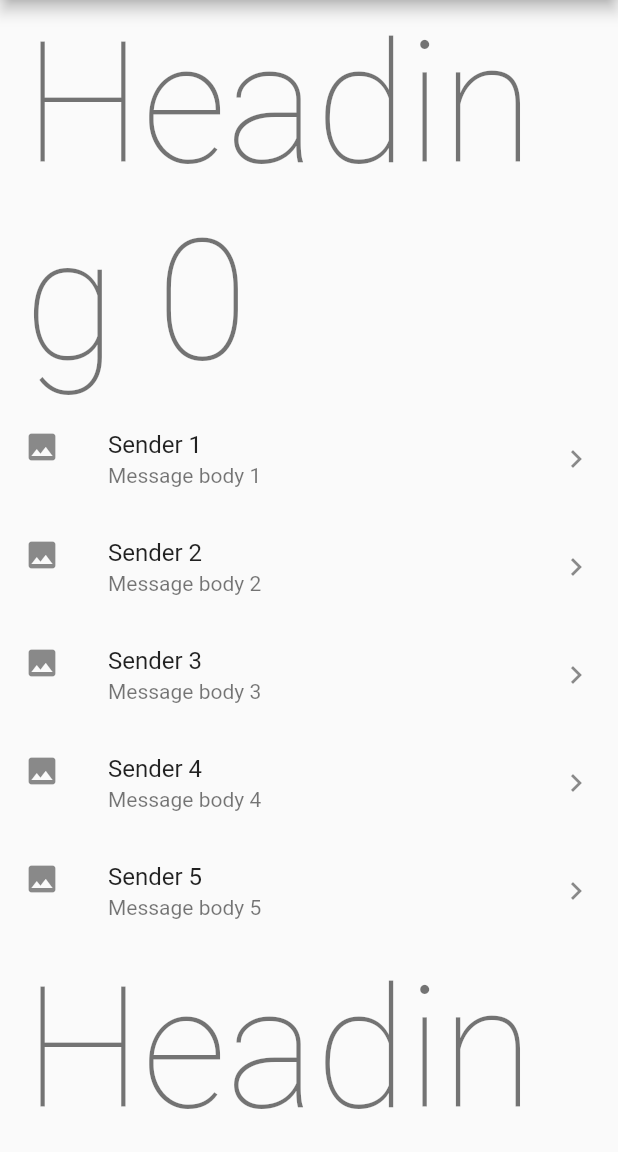
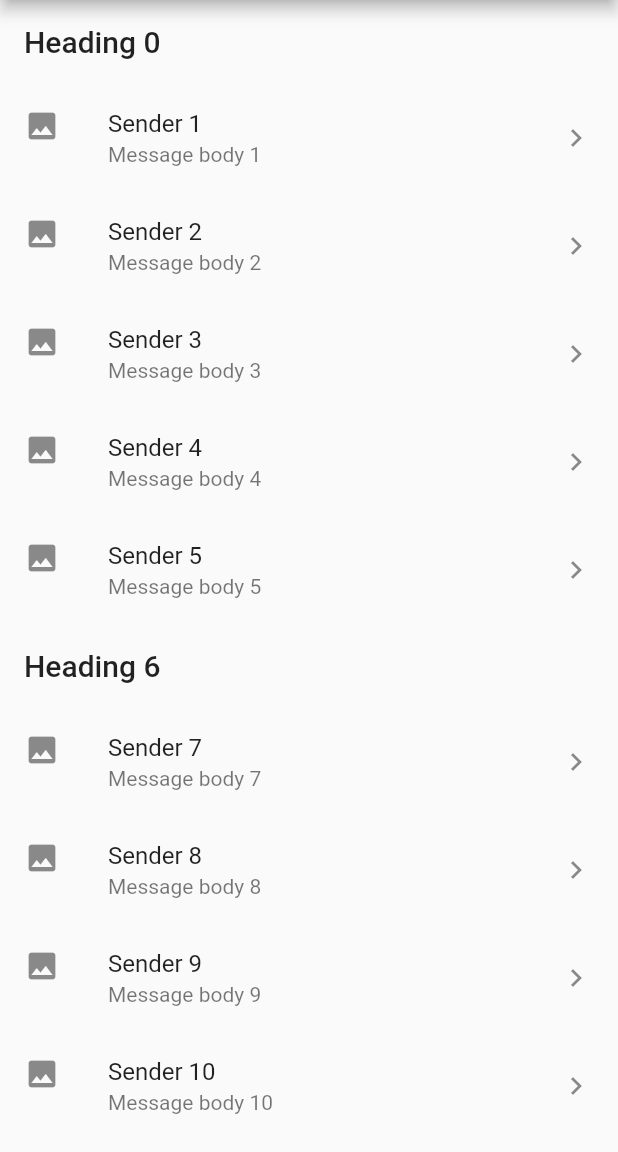
Before and after one commit to mukharlyamov/FlutterStatelessListViewLesson, a Flutter app: the screen it shows after launch, on a phone screen of 412 x 824 dp, the part 84-1236 px from its top. Run offline on Flutter 3.47's test engine with Material 2 defaults, Android fonts, the phone set to English and light mode, and no system bars.

Commit message:
headItem change

```diff
--- a/lib/main.dart
+++ b/lib/main.dart
@@ -1,5 +1,3 @@
-import 'dart:js_util';
-
 import 'package:flutter/material.dart';
 
 void main() => runApp(MyFirstApp());
@@ -45,7 +43,7 @@ class BodyListView extends StatelessWidget {
           return ListTile(
             title: Text(
               item.heading,
-              style: Theme.of(context).textTheme.headline1,
+              style: Theme.of(context).textTheme.headline6,
             ),
           );
         } else if (item is MessageItem) {
```
